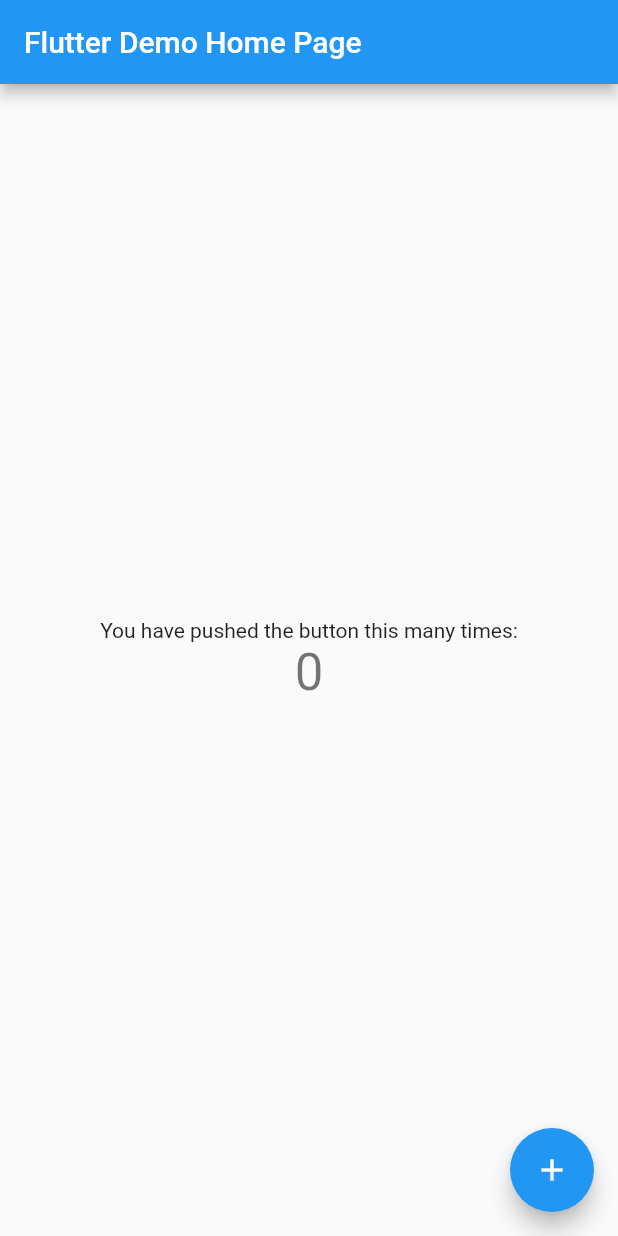
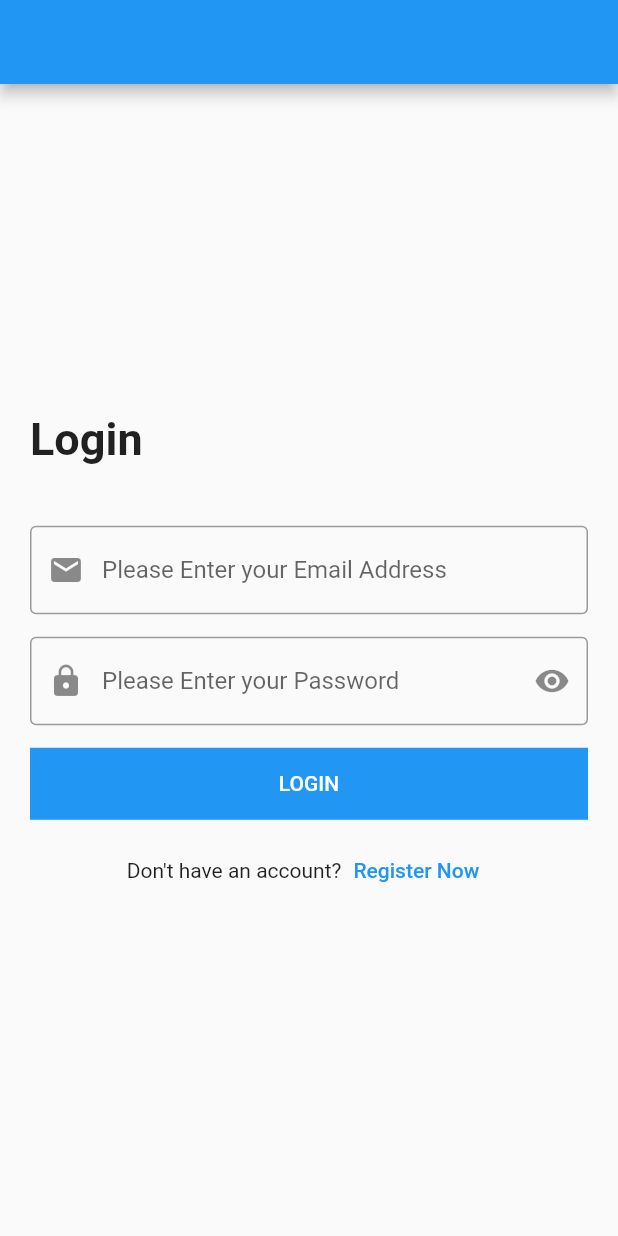
Before and after one commit to GP-Autism-Detection/GraduationProject, a Flutter app: the screen it shows after launch, on a phone screen of 412 x 824 dp. Run offline on Flutter 3.47's test engine with Material 2 defaults, Android fonts, the light colour scheme and no system bars.

Commit message:
Login finished as a design

```diff
--- /dev/null
+++ b/lib/LoginScreen.dart
@@ -0,0 +1,86 @@
+import 'package:flutter/cupertino.dart';
+import 'package:flutter/material.dart';
+
+class LoginScreen extends StatelessWidget {
+
+  var emailController = TextEditingController();
+  var passwordController = TextEditingController();
+
+  @override
+  Widget build(BuildContext context) {
+    return  Scaffold(
+      appBar: AppBar(),
+      body: Padding(
+        padding: const EdgeInsets.all(20.0),
+        child: Center(
+          child: SingleChildScrollView(
+            child: Column(
+              crossAxisAlignment: CrossAxisAlignment.start,
+              children: [
+                Text('Login', style: TextStyle(fontSize: 30.0,fontWeight: FontWeight.bold,),),
+                SizedBox(height : 40.0),     // masaf ben login w textbox
+                TextFormField(
+                  controller: emailController,
+                  decoration: InputDecoration(
+                  labelText: 'Please Enter your Email Address',    // aw hint text bs bttshal lma tktb
+                  border:OutlineInputBorder(),
+                  prefixIcon: Icon(Icons.email)                          // icon fl a5er posticon
+                ),
+                  keyboardType: TextInputType.emailAddress,
+                  onFieldSubmitted: (String value){            // aw onchanged be return ay change
+                     print(value);
+                  },
+                ),
+                SizedBox( height: 15,),        // space fe el col --> height
+                TextFormField(
+                  controller: passwordController,       // return el value le gwa el textbox
+                  decoration: InputDecoration(
+                      labelText: 'Please Enter your Password',    // aw hint text bs bttshal lma tktb
+                      border:OutlineInputBorder(),
+                      prefixIcon: Icon(Icons.lock), // icon fl a5er suffixicon
+                      suffixIcon: Icon(Icons.remove_red_eye)
+                  ),
+                  keyboardType: TextInputType.visiblePassword,
+                  obscureText: true,
+                  onFieldSubmitted: (String value){            // aw onchanged be return ay change
+                    print(value);
+                  },
+                ),
+                SizedBox( height: 15,),
+                Container(
+                  width: double.infinity,
+                  color: Colors.blue,
+                  child: MaterialButton(onPressed: (){
+                      print(emailController.text);
+                      print(passwordController.text);
+                  },
+                  child: Text(
+                    'LOGIN',           // mafe4 width so wrap to container
+                    style: TextStyle(
+                      color: Colors.white,
+                    ),
+                  ),
+                  ),
+                ),                 // onPressed ---> annonumse func --> (){}
+                SizedBox(height: 10,),
+                Row(
+                  mainAxisAlignment: MainAxisAlignment.center,
+                  children: [
+                    Text('Don\'t have an account?'),
+                    TextButton(onPressed: ( ){
+
+                    }, child:
+                        Text('Register Now')
+                    ),
+
+                  ],
+                ),
+
+              ],
+            ),
+          ),
+        ),
+      ),
+    );
+  }
+}
--- a/lib/main.dart
+++ b/lib/main.dart
@@ -1,115 +1,18 @@
 import 'package:flutter/material.dart';
+import 'package:graduation_project_app/LoginScreen.dart';
 
 void main() {
-  runApp(const MyApp());
+  runApp(MyApp());
 }
 
 class MyApp extends StatelessWidget {
-  const MyApp({super.key});
 
   // This widget is the root of your application.
   @override
   Widget build(BuildContext context) {
     return MaterialApp(
-      title: 'Flutter Demo',
-      theme: ThemeData(
-        // This is the theme of your application.
-        //
-        // Try running your application with "flutter run". You'll see the
-        // application has a blue toolbar. Then, without quitting the app, try
-        // changing the primarySwatch below to Colors.green and then invoke
-        // "hot reload" (press "r" in the console where you ran "flutter run",
-        // or simply save your changes to "hot reload" in a Flutter IDE).
-        // Notice that the counter didn't reset back to zero; the application
-        // is not restarted.
-        primarySwatch: Colors.blue,
-      ),
-      home: const MyHomePage(title: 'Flutter Demo Home Page'),
+      debugShowCheckedModeBanner: false,
+      home: LoginScreen(),
     );
   }
 }
-
-class MyHomePage extends StatefulWidget {
-  const MyHomePage({super.key, required this.title});
-
-  // This widget is the home page of your application. It is stateful, meaning
-  // that it has a State object (defined below) that contains fields that affect
-  // how it looks.
-
-  // This class is the configuration for the state. It holds the values (in this
-  // case the title) provided by the parent (in this case the App widget) and
-  // used by the build method of the State. Fields in a Widget subclass are
-  // always marked "final".
-
-  final String title;
-
-  @override
-  State<MyHomePage> createState() => _MyHomePageState();
-}
-
-class _MyHomePageState extends State<MyHomePage> {
-  int _counter = 0;
-
-  void _incrementCounter() {
-    setState(() {
-      // This call to setState tells the Flutter framework that something has
-      // changed in this State, which causes it to rerun the build method below
-      // so that the display can reflect the updated values. If we changed
-      // _counter without calling setState(), then the build method would not be
-      // called again, and so nothing would appear to happen.
-      _counter++;
-    });
-  }
-
-  @override
-  Widget build(BuildContext context) {
-    // This method is rerun every time setState is called, for instance as done
-    // by the _incrementCounter method above.
-    //
-    // The Flutter framework has been optimized to make rerunning build methods
-    // fast, so that you can just rebuild anything that needs updating rather
-    // than having to individually change instances of widgets.
-    return Scaffold(
-      appBar: AppBar(
-        // Here we take the value from the MyHomePage object that was created by
-        // the App.build method, and use it to set our appbar title.
-        title: Text(widget.title),
-      ),
-      body: Center(
-        // Center is a layout widget. It takes a single child and positions it
-        // in the middle of the parent.
-        child: Column(
-          // Column is also a layout widget. It takes a list of children and
-          // arranges them vertically. By default, it sizes itself to fit its
-          // children horizontally, and tries to be as tall as its parent.
-          //
-          // Invoke "debug painting" (press "p" in the console, choose the
-          // "Toggle Debug Paint" action from the Flutter Inspector in Android
-          // Studio, or the "Toggle Debug Paint" command in Visual Studio Code)
-          // to see the wireframe for each widget.
-          //
-          // Column has various properties to control how it sizes itself and
-          // how it positions its children. Here we use mainAxisAlignment to
-          // center the children vertically; the main axis here is the vertical
-          // axis because Columns are vertical (the cross axis would be
-          // horizontal).
-          mainAxisAlignment: MainAxisAlignment.center,
-          children: <Widget>[
-            const Text(
-              'You have pushed the button this many times:',
-            ),
-            Text(
-              '$_counter',
-              style: Theme.of(context).textTheme.headlineMedium,
-            ),
-          ],
-        ),
-      ),
-      floatingActionButton: FloatingActionButton(
-        onPressed: _incrementCounter,
-        tooltip: 'Increment',
-        child: const Icon(Icons.add),
-      ), // This trailing comma makes auto-formatting nicer for build methods.
-    );
-  }
-}
```
Also changed, not shown: 1 other file.
